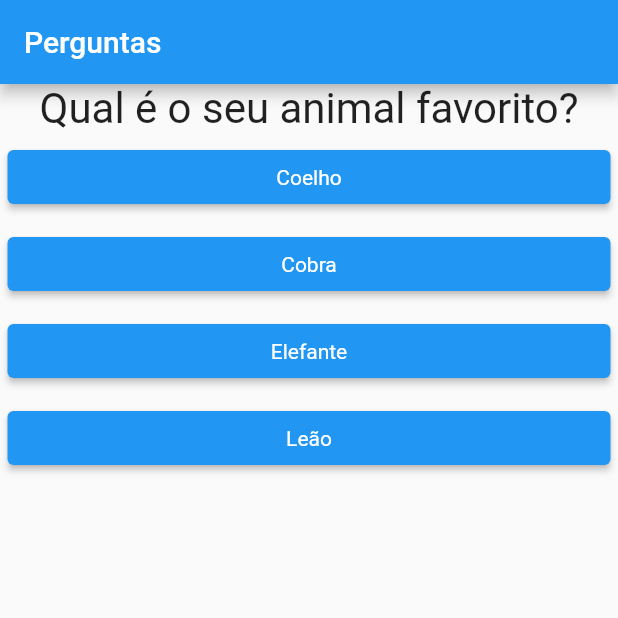
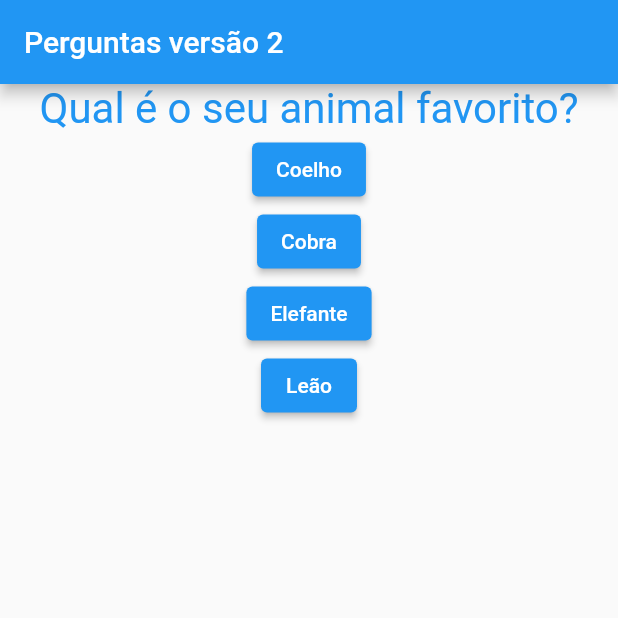
Before and after one commit to Jose-Alves92/projeto_perguntas, a Flutter app: the screen it shows after launch, after a tap on "Preto", on a phone screen of 412 x 824 dp, the top half of it. Run offline on Flutter 3.47's test engine with Material 2 defaults, Android fonts, the phone set to English and light mode, and no system bars.

Commit message:
commit inicial versão-2

```diff
--- a/lib/main.dart
+++ b/lib/main.dart
@@ -1,79 +1,4 @@
 import 'package:flutter/material.dart';
-import 'questionario.dart';
-import 'resultado.dart';
+import './src/app.dart';
 
-main() => runApp(new PerguntaApp());
-
-class PerguntaApp extends StatefulWidget {
-  _PerguntaAppState createState() {
-    return _PerguntaAppState();
-  }
-}
-
-class _PerguntaAppState extends State<PerguntaApp> {
-  int _perguntaSelecionada = 0;
-  int _valorTotal = 0;
-  final List<Map<String, Object>> _perguntas = const [
-    {
-      'texto': 'Qual é a sua cor favorita?',
-      'resposta': [
-        {'texto': 'Preto', 'pontuacao': 10},
-        {'texto': 'Vermelho', 'pontuacao': 5},
-        {'texto': 'Verde', 'pontuacao': 3},
-        {'texto': 'Branco', 'pontuacao': 1}
-      ],
-    },
-    {
-      'texto': 'Qual é o seu animal favorito?',
-      'resposta': [
-        {'texto': 'Coelho', 'pontuacao': 10},
-        {'texto': 'Cobra', 'pontuacao': 5},
-        {'texto': 'Elefante', 'pontuacao': 3},
-        {'texto': 'Leão', 'pontuacao': 1},
-      ]
-    },
-    {
-      'texto': 'Qual é o seu instrutor favorito?',
-      'resposta': [
-        {'texto': 'Maria', 'pontuacao': 10},
-        {'texto': 'João', 'pontuacao': 5},
-        {'texto': 'Leo', 'pontuacao': 3},
-        {'texto': 'Pedro', 'pontuacao': 1},
-      ]
-    },
-  ];
-
-  void _responder(int pontuacao) {
-    setState(() {
-      _perguntaSelecionada++;
-      _valorTotal += pontuacao;
-    });
-  }
-
-  void reiniciar() {
-    setState(() {
-      _perguntaSelecionada = 0;
-      _valorTotal = 0;
-    });
-  }
-
-  bool get temPerguntaSelecionada {
-    return _perguntaSelecionada < _perguntas.length;
-  }
-
-  Widget build(BuildContext context) {
-    return new MaterialApp(
-      home: Scaffold(
-        appBar: AppBar(
-          title: Text('Perguntas'),
-        ),
-        body: temPerguntaSelecionada
-            ? Questionario(
-                perguntas: _perguntas,
-                perguntaSelecionada: _perguntaSelecionada,
-                quandoResponder: _responder)
-            : Resultado(_valorTotal, reiniciar),
-      ),
-    );
-  }
-}
+main() => runApp(new App());
--- a/lib/questao.dart
+++ /dev/null
@@ -1,17 +0,0 @@
-import 'package:flutter/material.dart';
-
-class Questao extends StatelessWidget {
-  final String texto;
-
-  Questao(this.texto);
-
-  Widget build(BuildContext context) {
-    return Container(
-        width: double.infinity,
-        child: Text(
-          texto,
-          style: TextStyle(fontSize: 28),
-          textAlign: TextAlign.center,
-        ));
-  }
-}
--- a/lib/questionario.dart
+++ /dev/null
@@ -1,37 +0,0 @@
-import 'package:flutter/material.dart';
-import 'questao.dart';
-import 'resposta.dart';
-
-class Questionario extends StatelessWidget {
-  final List<Map<String, Object>> perguntas;
-  final int perguntaSelecionada;
-  final void Function(int) quandoResponder;
-
-  Questionario(
-      {required this.perguntas,
-      required this.perguntaSelecionada,
-      required this.quandoResponder});
-
-  bool temPerguntaSelecionada() {
-    return perguntaSelecionada < perguntas.length;
-  }
-
-  Widget build(BuildContext context) {
-    List<Map<String, Object>> respostas = temPerguntaSelecionada()
-        ? perguntas[perguntaSelecionada].cast()['resposta']
-        : [];
-    return Center(
-      child: Column(
-        children: <Widget>[
-          Questao(perguntas[perguntaSelecionada]['texto'].toString()),
-          ...respostas.map(
-            (text) => Resposta(
-              text['texto'].toString(),
-              () => quandoResponder(int.parse(text['pontuacao'].toString())),
-            ),
-          ),
-        ],
-      ),
-    );
-  }
-}
--- a/lib/resposta.dart
+++ /dev/null
@@ -1,21 +0,0 @@
-import 'package:flutter/material.dart';
-
-class Resposta extends StatelessWidget {
-  final String texto;
-  final void Function() responder;
-
-  Resposta(this.texto, this.responder);
-
-  Widget build(BuildContext context) {
-    return Container(
-      width: double.infinity,
-      margin: EdgeInsets.all(5),
-      child: ElevatedButton(
-        style:
-            ElevatedButton.styleFrom(textStyle: TextStyle(color: Colors.white)),
-        child: Text(texto),
-        onPressed: responder,
-      ),
-    );
-  }
-}
--- a/lib/resultado.dart
+++ /dev/null
@@ -1,41 +0,0 @@
-import 'package:flutter/material.dart';
-
-class Resultado extends StatelessWidget {
-  final int pontuacao;
-  final void Function() reiniciar;
-
-  Resultado(this.pontuacao, this.reiniciar);
-
-  String mostrarResultado() {
-    if (pontuacao < 8) {
-      return 'Parabéns!';
-    } else if (pontuacao < 12) {
-      return 'Você é bom!';
-    } else if (pontuacao < 16) {
-      return 'Impressionante';
-    } else {
-      return 'Nível Jedi!';
-    }
-  }
-
-  Widget build(BuildContext context) {
-    return Column(
-      mainAxisAlignment: MainAxisAlignment.center,
-      children: <Widget>[
-        Center(
-          child: Text(
-            mostrarResultado(),
-            style: TextStyle(fontSize: 28),
-          ),
-        ),
-        TextButton(
-          child: Text('Reiniciar'),
-          onPressed: reiniciar,
-          style: TextButton.styleFrom(
-            textStyle: TextStyle(fontSize: 18, color: Colors.blue),
-          ),
-        )
-      ],
-    );
-  }
-}
--- /dev/null
+++ b/lib/src/app.dart
@@ -0,0 +1,91 @@
+import 'package:flutter/material.dart';
+
+class App extends StatefulWidget {
+  _AppState createState() {
+    return _AppState();
+  }
+}
+
+class _AppState extends State<App> {
+  int _perguntaSelecionada = 0;
+  int _totalPontuacao = 0;
+  final List<Map<String, Object>> _perguntas = const [
+    {
+      'texto': 'Qual é a sua cor favorita?',
+      'resposta': [
+        {'texto': 'Preto', 'pontuacao': 10},
+        {'texto': 'Vermelho', 'pontuacao': 5},
+        {'texto': 'Verde', 'pontuacao': 3},
+        {'texto': 'Branco', 'pontuacao': 1}
+      ],
+    },
+    {
+      'texto': 'Qual é o seu animal favorito?',
+      'resposta': [
+        {'texto': 'Coelho', 'pontuacao': 10},
+        {'texto': 'Cobra', 'pontuacao': 5},
+        {'texto': 'Elefante', 'pontuacao': 3},
+        {'texto': 'Leão', 'pontuacao': 1},
+      ]
+    },
+    {
+      'texto': 'Qual é o seu instrutor favorito?',
+      'resposta': [
+        {'texto': 'Maria', 'pontuacao': 10},
+        {'texto': 'João', 'pontuacao': 5},
+        {'texto': 'Leo', 'pontuacao': 3},
+        {'texto': 'Pedro', 'pontuacao': 1},
+      ]
+    },
+  ];
+  void _responder(int pontuacao) {
+    setState(() {
+      _perguntaSelecionada++;
+      _totalPontuacao += pontuacao;
+    });
+
+  }
+
+  bool get temPerguntaSelecionada {
+    return _perguntaSelecionada < _perguntas.length;
+  }
+
+  Widget build(BuildContext context) {
+    List<Map<String, Object>> _respostas =
+        _perguntas[_perguntaSelecionada].cast()['resposta'];
+    return MaterialApp(
+      home: Scaffold(
+        appBar: AppBar(
+          title: Text('Perguntas versão 2'),
+        ),
+        body: temPerguntaSelecionada ? Column(
+          children: <Widget>[
+            Center(
+              child: Text(
+                _perguntas[_perguntaSelecionada]['texto'].toString(),
+                style: TextStyle(fontSize: 28, color: Colors.blue),
+                textAlign: TextAlign.center,
+              ),
+            ),
+            ElevatedButton(
+              child: Text(_respostas[0]['texto'].toString()),
+              onPressed: () => _responder(_respostas[0].cast()['pontuacao']),
+            ),
+            ElevatedButton(
+              child: Text(_respostas[1]['texto'].toString()),
+              onPressed: () => _responder(_respostas[1].cast()['pontuacao']),
+            ),
+            ElevatedButton(
+              child: Text(_respostas[2]['texto'].toString()),
+              onPressed: () => _responder(_respostas[2].cast()['pontuacao']),
+            ),
+            ElevatedButton(
+              child: Text(_respostas[3]['texto'].toString()),
+              onPressed: () => _responder(_respostas[3].cast()['pontuacao']),
+            )
+          ],
+        ): null,
+      ),
+    );
+  }
+}
```
Also changed, not shown: 1 other file.
